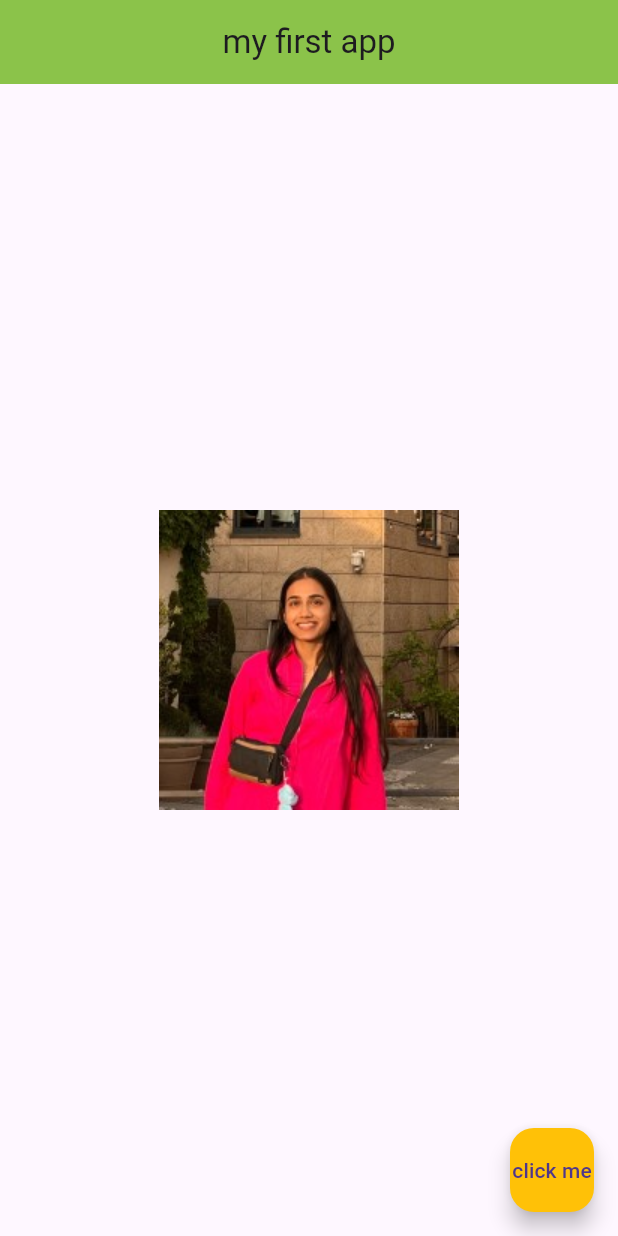
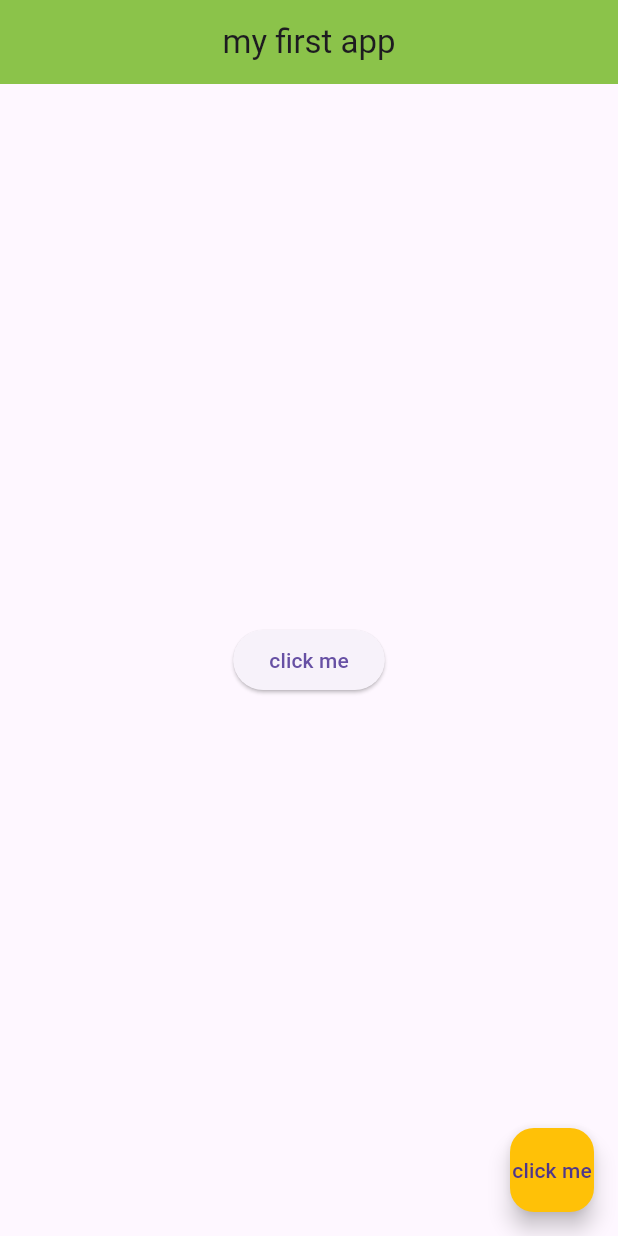
Before and after one commit to tejaswi0910/FlutterApp, a Flutter app: the screen it shows after launch, on a phone screen of 412 x 824 dp. Run offline on Flutter 3.47's test engine with Material 3 defaults, Android fonts, the light colour scheme and no system bars.

Commit message:
Elevated button

```diff
--- a/lib/main.dart
+++ b/lib/main.dart
@@ -16,8 +16,9 @@ class Home extends StatelessWidget {
         backgroundColor: Colors.lightGreen,
       ),
       body: Center(
-        child: Image(
-          image: AssetImage('assets/ojasvii.jpeg'),
+        child: ElevatedButton(
+          onPressed: () {},
+          child: Text('click me'),
         ),
       ),
       floatingActionButton: FloatingActionButton(
```
